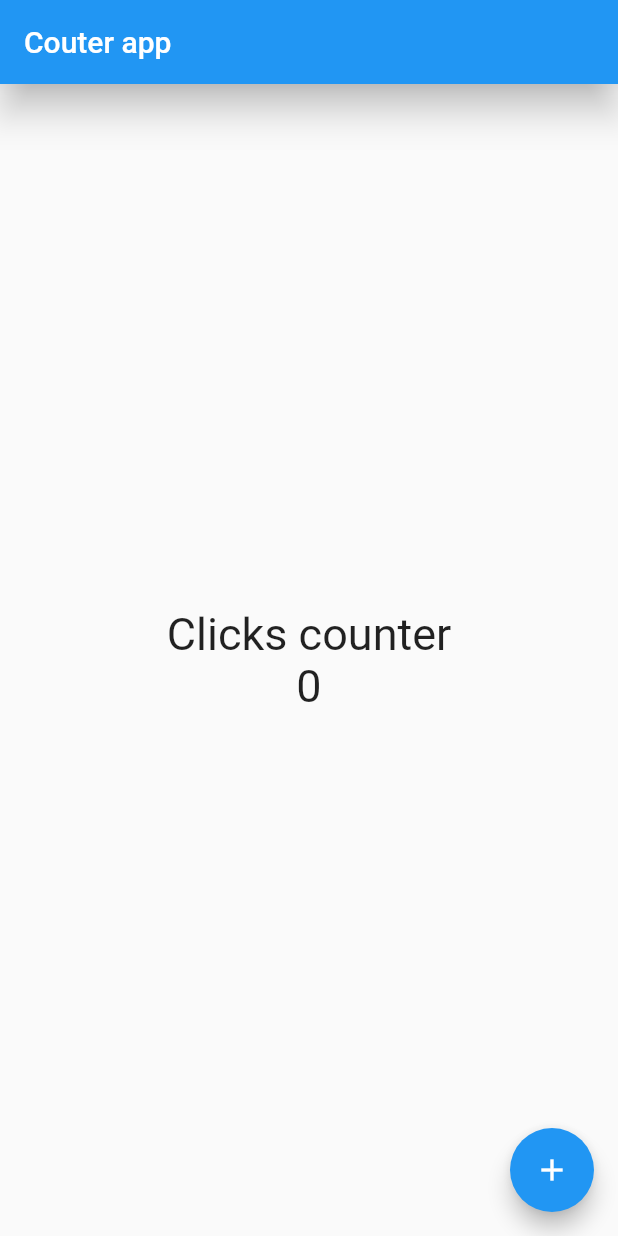
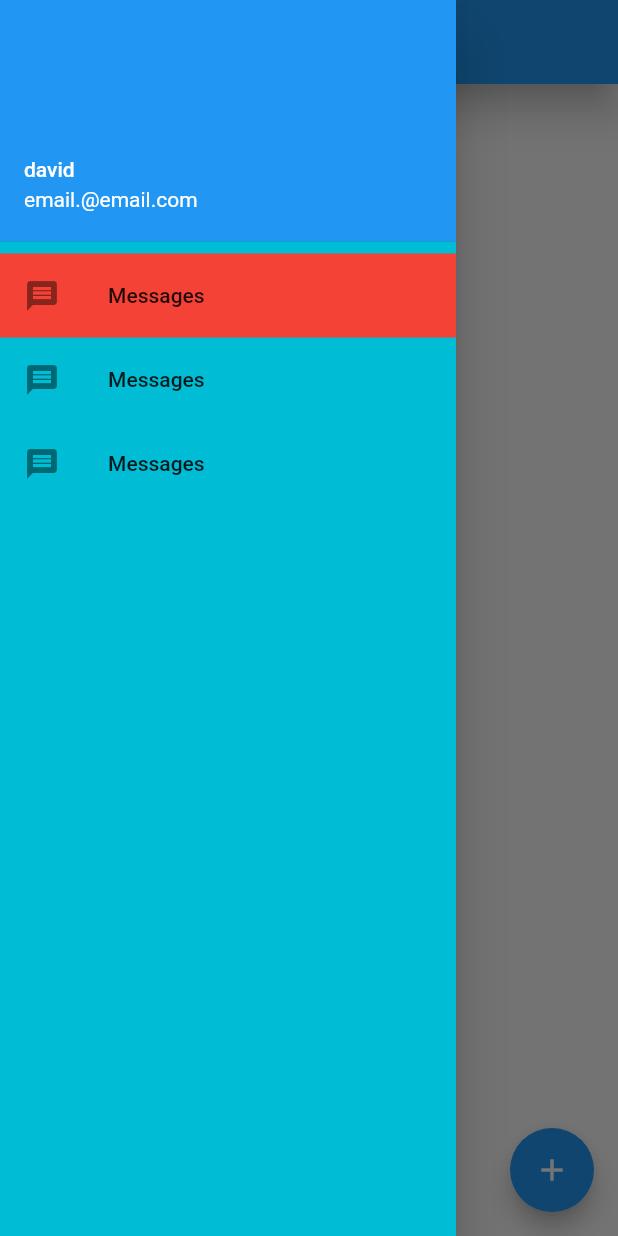
Before and after one commit to Djvash01/counter_app, a Flutter app: the screen it shows after launch, with the side drawer open (before the commit the screen has no drawer), on a phone screen of 412 x 824 dp. Run offline on Flutter 3.47's test engine with Material 2 defaults, Android fonts, the phone set to English and light mode, and no system bars.

Commit message:
create new header drawer with test info

```diff
--- a/lib/screens/home_screen.dart
+++ b/lib/screens/home_screen.dart
@@ -13,6 +13,32 @@ class HomeScreen extends StatelessWidget {
         title: const Text('Couter app'),
         elevation: 10,
       ),
+      drawer: Drawer(
+        backgroundColor: Colors.cyan,
+        child: ListView(
+          padding: EdgeInsets.zero,
+          children: const <Widget>[
+            UserAccountsDrawerHeader(
+              accountName: Text('david'),
+              accountEmail: Text('email.@email.com')
+            ),
+
+            ListTile(
+              leading: Icon(Icons.message),
+              title: Text('Messages'),
+              tileColor: Colors.red,
+            ),
+            ListTile(
+              leading: Icon(Icons.message),
+              title: Text('Messages'),
+            ),
+            ListTile(
+              leading: Icon(Icons.message),
+              title: Text('Messages'),
+            ),
+          ],
+        ),
+      ),
       body: Center(
         child: Column(
           mainAxisAlignment: MainAxisAlignment.center,
@@ -25,9 +51,8 @@ class HomeScreen extends StatelessWidget {
       //floatingActionButtonLocation: FloatingActionButtonLocation.centerFloat,
       floatingActionButton: FloatingActionButton(
         child:const Icon(Icons.add),
-          onPressed: () {},
-
-        ),
+        onPressed: () {},
+      ),
     );
   }
 }
```
